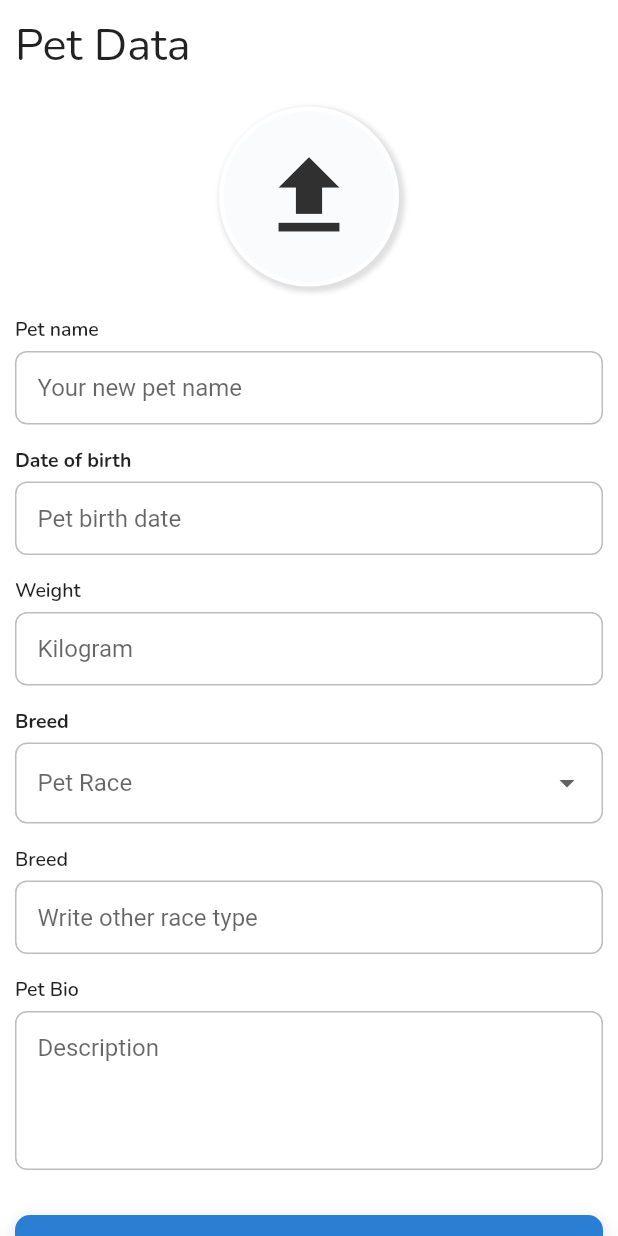
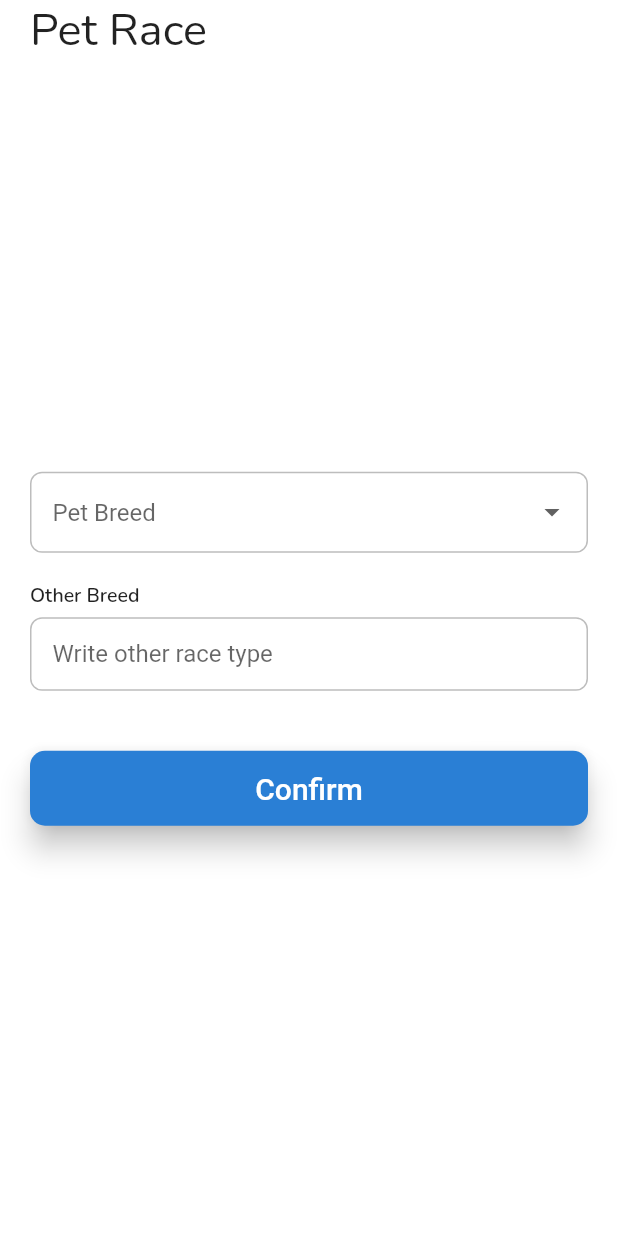
Before and after one commit to kopianan/ILoveIruka, a Flutter app: the AddNewPetPage2 screen opened by its route, swiped to page 5, on a phone screen of 412 x 824 dp. Run offline on Flutter 3.47's test engine with Material 2 defaults, Android fonts, the phone set to English and light mode, and no system bars; our stand-ins replace bloc, carousel_slider, dartz, date_time_picker, dio, firebase_messaging and 21 more; missing offline and left inert: image_downloader; accounts and stored records are empty; generated files the repository leaves out were written again.

Commit message:
no message

```diff
--- a/lib/application/pet/add_pet_controller.dart
+++ b/lib/application/pet/add_pet_controller.dart
@@ -8,6 +8,7 @@ class AddPetController extends GetxController {
   List<PetPreferenceDataModel> _petGender = <PetPreferenceDataModel>[].obs;
   List<PetPreferenceDataModel> _petSterile = <PetPreferenceDataModel>[].obs;
   List<PetPreferenceDataModel> _petStatus = <PetPreferenceDataModel>[].obs;
+  RxString petBreed = "".obs;
   PageController petPageController = PageController(initialPage: 0);
 
   // @override
@@ -16,6 +17,10 @@ class AddPetController extends GetxController {
   //   _petGender.assignAll(petList.getPetGender);
   //   super.onInit();
   // }
+
+  void setPetBreed(String pet) {
+    this.petBreed.value = pet;
+  }
 
   void setPetType(List<PetPreferenceDataModel> data) {
     this._petType = (data);
@@ -48,6 +53,7 @@ class AddPetController extends GetxController {
     return false;
   }
 
+  String get getPetBreed => this.petBreed.value;
   List<PetPreferenceDataModel> get getPetType => this._petType;
   List<PetPreferenceDataModel> get getPetGender => this._petGender;
   List<PetPreferenceDataModel> get getPetStatus => this._petStatus;
--- a/lib/presentation/home/pets/add_new_pet/add_new_pet_page2.dart
+++ b/lib/presentation/home/pets/add_new_pet/add_new_pet_page2.dart
@@ -7,6 +7,7 @@ import 'package:i_love_iruka/presentation/home/pets/add_new_pet/widget/pet_steri
 import 'package:i_love_iruka/presentation/home/pets/add_new_pet/widget/pet_data_widget.dart';
 import 'package:i_love_iruka/util/pet_list.dart';
 
+import 'widget/pet_race_widget.dart';
 import 'widget/pet_type_widget.dart';
 
 class AddNewPetPage2 extends StatefulWidget {
@@ -37,7 +38,7 @@ class _AddNewPetPage2State extends State<AddNewPetPage2> {
     return Scaffold(
         body: SafeArea(
       child: PageView(
-        // physics: NeverScrollableScrollPhysics(),
+        physics: NeverScrollableScrollPhysics(),
         scrollDirection: Axis.horizontal,
         controller: controller,
         children: <Widget>[
@@ -45,6 +46,7 @@ class _AddNewPetPage2State extends State<AddNewPetPage2> {
           PetGenderWidget(),
           PetStatusWidget(),
           PetSterileWidget(),
+          PetRaceWidget(),
           PetDataWidget(),
         ],
       ),
--- a/lib/presentation/home/pets/add_new_pet/widget/pet_data_widget.dart
+++ b/lib/presentation/home/pets/add_new_pet/widget/pet_data_widget.dart
@@ -31,7 +31,6 @@ class _PetDataWidgetState extends State<PetDataWidget> {
   TextEditingController breed = TextEditingController();
   TextEditingController bio = TextEditingController();
   DateTime date;
-  String selectedBreed;
   String id;
   String image;
   final picker = ImagePicker();
@@ -53,12 +52,6 @@ class _PetDataWidgetState extends State<PetDataWidget> {
               print(e.failure);
             },
             onUploadPhoto: (e) {
-              var _breed = "other";
-              if (selectedBreed == null)
-                _breed = breed.text;
-              else
-                _breed = selectedBreed;
-
               // petRequestData = SavePetRequestData(
               //     name: name.text,
               //     birthDate: date.toIso8601String(),
@@ -164,39 +157,8 @@ class _PetDataWidgetState extends State<PetDataWidget> {
                           SizedBox(
                             height: 5,
                           ),
-                          DropdownButtonFormField(
-                              value: selectedBreed,
-                              onChanged: (val) {
-                                setState(() {
-                                  selectedBreed = val;
-                                });
-                                if (val == dogRaces.first ||
-                                    val == catRaces.first) {
-                                  selectedBreed = null;
-                                }
-                                FocusScope.of(context)
-                                    .requestFocus(FocusNode());
-                              },
-                              decoration: DecorationWidget.getInput("Pet Race"),
-                              items: ((addPetController.checkPetType()
-                                      ? dogRaces
-                                      : catRaces))
-                                  .map((e) => DropdownMenuItem(
-                                      child: Text(e), value: e))
-                                  .toList()),
                         ]),
                     SizedBox(height: 15),
-                    selectedBreed == null
-                        ? Column(
-                            children: [
-                              PetCustomFormField(
-                                controller: breed,
-                                label: "Breed",
-                                hintText: "Write other race type",
-                              ),
-                            ],
-                          )
-                        : SizedBox(),
                     SizedBox(height: 15),
                     PetCustomFormField(
                       controller: bio,
@@ -224,12 +186,6 @@ class _PetDataWidgetState extends State<PetDataWidget> {
   }
 
   void onSaveButton() {
-    var _breed = "other";
-    if (selectedBreed == null)
-      _breed = breed.text;
-    else
-      _breed = selectedBreed;
-
     if (_image == null) {
       Fluttertoast.showToast(msg: "Please upload photo ");
     } else {
@@ -246,7 +202,6 @@ class _PetDataWidgetState extends State<PetDataWidget> {
           animal: addPetController.getPetType
               .firstWhere((element) => element.selected == true)
               .code,
-          race: _breed,
           bio: bio.text,
           isPedigree: (_isDog)
               ? null
--- /dev/null
+++ b/lib/presentation/home/pets/add_new_pet/widget/pet_race_widget.dart
@@ -0,0 +1,111 @@
+import 'package:flutter/material.dart';
+import 'package:get/get.dart';
+import 'package:i_love_iruka/application/pet/add_pet_controller.dart';
+import 'package:i_love_iruka/application/pet/pet_controller.dart';
+import 'package:i_love_iruka/domain/pets/pet_preference_data_model.dart';
+import 'package:i_love_iruka/presentation/home/pets/add_new_pet/components/pet_type_choices.dart';
+import 'package:i_love_iruka/presentation/home/pets/widgets/decoration_widget.dart';
+import 'package:i_love_iruka/presentation/widgets/btn_primary_blue.dart';
+import 'package:i_love_iruka/util/pet_list.dart';
+
+import '../../add_new_pet_page.dart';
+
+class PetRaceWidget extends StatefulWidget {
+  const PetRaceWidget({
+    Key key,
+  }) : super(key: key);
+
+  @override
+  _PetRaceWidgetState createState() => _PetRaceWidgetState();
+}
+
+class _PetRaceWidgetState extends State<PetRaceWidget> {
+  final addPetController = Get.put(AddPetController());
+  List<PetPreferenceDataModel> _petSterile;
+  String selectedBreed;
+
+  @override
+  void initState() {
+    _petSterile = addPetController.getPetSterile;
+    super.initState();
+  }
+
+  TextEditingController breed;
+
+  @override
+  Widget build(BuildContext context) {
+    breed = TextEditingController();
+    return Container(
+      margin: EdgeInsets.symmetric(horizontal: 20),
+      child: Column(
+        mainAxisSize: MainAxisSize.max,
+        crossAxisAlignment: CrossAxisAlignment.start,
+        children: [
+          Text(
+            "Pet Race",
+            style: TextStyle(fontSize: 30, fontWeight: FontWeight.w400),
+          ),
+          Expanded(
+            child: Column(
+              mainAxisAlignment: MainAxisAlignment.center,
+              children: [
+                (breed.text.isNotEmpty)
+                    ? SizedBox()
+                    : DropdownButtonFormField(
+                        value: selectedBreed,
+                        onChanged: (val) {
+                          setState(() {
+                            selectedBreed = val;
+                          });
+                          if (val == dogRaces.first || val == catRaces.first) {
+                            selectedBreed = null;
+                          }
+                          FocusScope.of(context).requestFocus(FocusNode());
+                        },
+                        decoration: DecorationWidget.getInput("Pet Breed"),
+                        items: ((addPetController.checkPetType()
+                                ? dogRaces
+                                : catRaces))
+                            .map((e) =>
+                                DropdownMenuItem(child: Text(e), value: e))
+                            .toList()),
+                SizedBox(
+                  height: 20,
+                ),
+                Column(crossAxisAlignment: CrossAxisAlignment.start, children: [
+                  Text(
+                    "Other Breed",
+                    style: TextStyle(fontWeight: FontWeight.w600),
+                  ),
+                  SizedBox(height: 5),
+                  TextFormField(
+                    onChanged: (e) {
+                      if (e.isNotEmpty) {
+                        setState(() {
+                        selectedBreed = null;});
+                      }
+                    },
+                    controller: breed,
+                    decoration:
+                        DecorationWidget.getInput("Write other race type"),
+                  ),
+                ]),
+                SizedBox(
+                  height: 40,
+                ),
+                BtnPrimaryBlue(
+                  text: "Confirm",
+                  onPressed: () {
+                    print(_petSterile);
+                    addPetController.setPetSterile(_petSterile);
+                    addPetController.pageNextPage();
+                  },
+                )
+              ],
+            ),
+          ),
+        ],
+      ),
+    );
+  }
+}
--- a/lib/presentation/home/pets/my_pets_page.dart
+++ b/lib/presentation/home/pets/my_pets_page.dart
@@ -110,8 +110,8 @@ class _MyPetsPageState extends State<MyPetsPage> {
                           TextButton(
                             onPressed: () {
                               petController.emptySelectedPet();
-                              // Get.toNamed(AddNewPetPage2.TAG);
-                              Get.toNamed(AddNewPetPage.TAG);
+                              Get.toNamed(AddNewPetPage2.TAG);
+                              // Get.toNamed(AddNewPetPage.TAG);
                             },
                             child: Text("Add Pet",
                                 style: TextStyle(
--- a/lib/util/constants.dart
+++ b/lib/util/constants.dart
@@ -11,12 +11,12 @@ class Constants {
   static String _webUrl = "https://irukacms.com";
   static String _apiUrl = "/api/Mobile";
   static String _accessKey = 'd78c1a5c-ccbe-4c26-ac08-43ed66c8afb9';
-  static String _rajaOngkirApi = 'd3378ccdaa201c0b0bffbd673aab43c2';
+  static String _rajaOngkirApi = 'cd47730caa8c5fc6e2daaf5133b27dd1';
   static String _rajaOngkirBaseUrl = 'https://api.rajaongkir.com/';
 
   // static String _stagingUrl = 'http://api-staging.irukacms.com:5005';
-  // static String _stagingUrl = 'http://apidev.irukacms.com';
-  static String _stagingUrl = 'http://api.irukacms.com';
+  static String _stagingUrl = 'http://apidev.irukacms.com';
+  // static String _stagingUrl = 'http://api.irukacms.com';
 
   static String _userSharedPref = "user_login_data";
 
```
Also changed, not shown: pubspec.lock, 1 other file.
